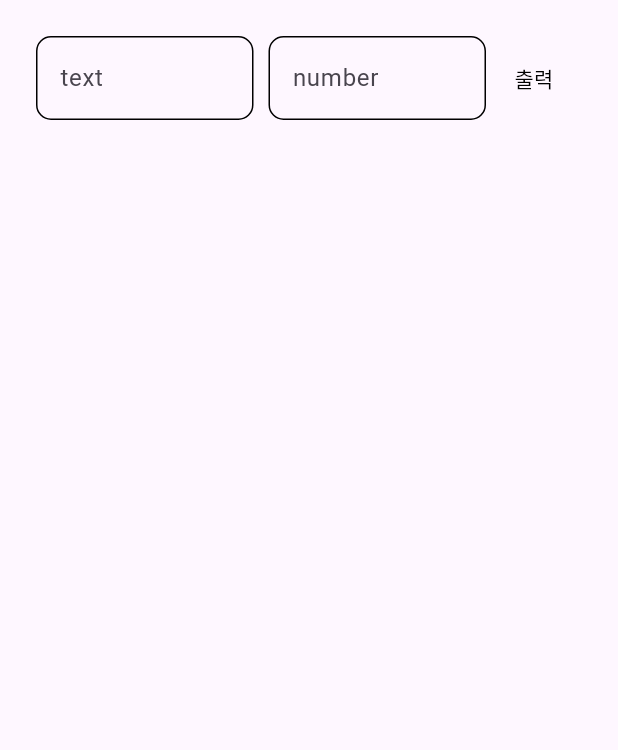
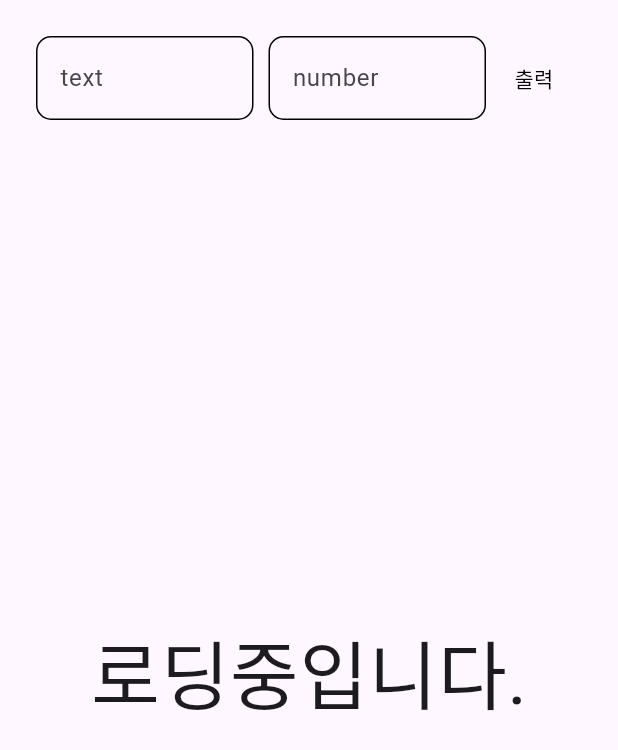
Before and after one commit to orm-camp-flutter-1ki/why-two-screen, a Flutter app: the ListScreen screen opened directly, after a tap on "출력", on a phone screen of 412 x 824 dp. Shown: the top 750 px of the screen. Run offline on Flutter 3.47's test engine with Material 3 defaults, Android fonts, the phone set to English and light mode, and no system bars; our stand-ins replace go_router.

Commit message:
feat: url로 검색했을때 3초 로딩 뒤에 사진 나오기

```diff
--- a/lib/ui/detail/list_screen.dart
+++ b/lib/ui/detail/list_screen.dart
@@ -13,6 +13,27 @@ class _ListScreenState extends State<ListScreen> {
   final textController = TextEditingController();
   int inputNumber = 0;
 
+  bool isLoading = false;
+
+  List<String> allInputText = [];
+
+  Future<void> searchUrl() async {
+    // 로딩중입니다. 뜨기
+    setState(() {
+      isLoading = true;
+    });
+
+    // 3초 기다리기
+    await Future.delayed(const Duration(seconds: 3));
+    inputText = textController.text;
+    // 일반 변수에 await 사용 불가
+    // await allInputText.(textController.text);
+
+    // 로딩중입니다. 없애기
+    setState(() {
+      isLoading = false;
+    });
+  }
 
   @override
   void dispose() {
@@ -65,10 +86,11 @@ class _ListScreenState extends State<ListScreen> {
                     ),
                   ),
                   TextButton(
-                    onPressed: () {
-                      setState(() {
-                        inputText = textController.text;
-                      });
+                    onPressed: () async {
+                      // setState(() {
+                      //   inputText = textController.text;
+                      // });
+                      await searchUrl();
                     },
                     child: const Text(
                       '출력',
@@ -78,11 +100,24 @@ class _ListScreenState extends State<ListScreen> {
                 ],
               ),
               const SizedBox(height: 20),
-              Expanded(
+              isLoading
+                  ? const Expanded(
+                      child: Column(
+                        mainAxisAlignment: MainAxisAlignment.center,
+                        children: [
+                          Text(
+                            '로딩중입니다.',
+                            style: TextStyle(fontSize: 50),
+                          ),
+                        ],
+                      ),
+                    )
+                  : Expanded(
                       child: ListView.builder(
                         itemCount: inputNumber,
                         itemBuilder: (context, index) {
-                    final imageItem = ImageItemWidget(imageUrl: textController.text);
+                          final imageItem =
+                              ImageItemWidget(imageUrl: textController.text);
 
                           // return Text(inputText);
                           return imageItem;
```
Lines whose indentation alone changed are shown as unchanged.
